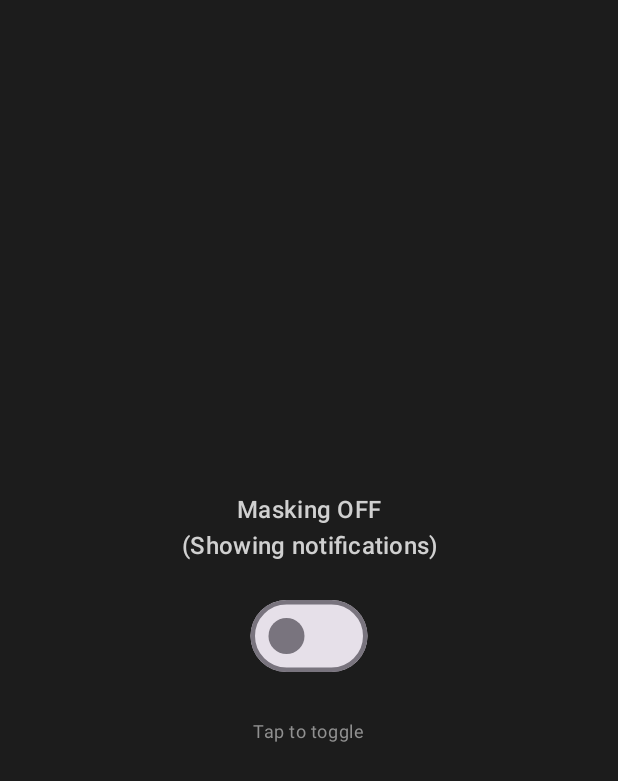
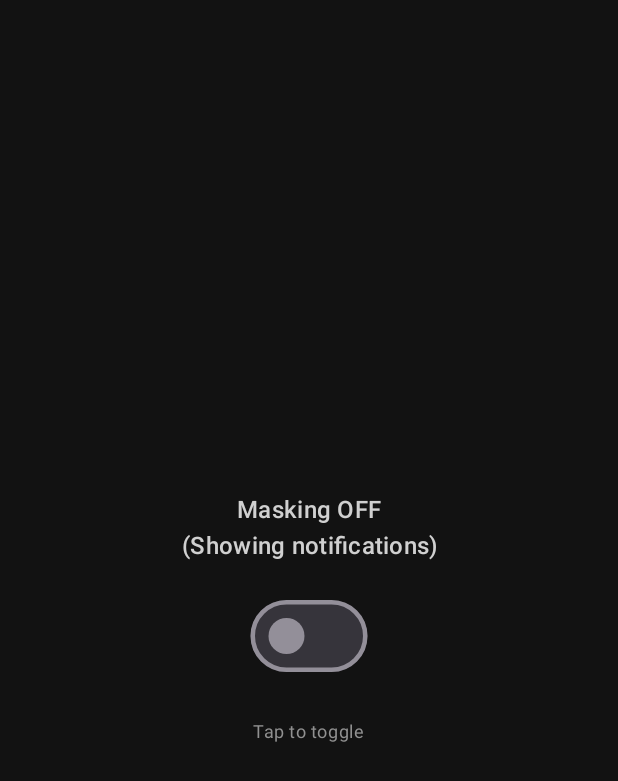
Before and after one commit to soraiyu/KyuubiMask, an Android app built with Jetpack Compose: the @Preview function MainToggleScreenOffPreview, on a phone screen of 412 x 824 dp. Shown: the top 781 px of the screen. Run offline under Robolectric (Android 15) with nearby library versions, the phone set to English and light mode, and no system bars.

Commit message:
refactor: move MainToggleScreen colors into Material 3 ColorScheme (Gemini review)
Co-authored-by: soraiyu <3414347+soraiyu@users.noreply.github.com>

```diff
--- a/app/src/main/java/com/rtneg/kyuubimask/MainToggleScreen.kt
+++ b/app/src/main/java/com/rtneg/kyuubimask/MainToggleScreen.kt
@@ -28,13 +28,12 @@ import androidx.compose.runtime.Composable
 import androidx.compose.ui.Alignment
 import androidx.compose.ui.Modifier
 import androidx.compose.ui.draw.scale
-import androidx.compose.ui.res.colorResource
 import androidx.compose.ui.res.stringResource
 import androidx.compose.ui.text.style.TextAlign
 import androidx.compose.ui.tooling.preview.Preview
 import androidx.compose.ui.unit.dp
+import com.rtneg.kyuubimask.ui.theme.KyuubiMaskTheme
 
-// Colors used by MainToggleScreen are defined in res/values/colors.xml.
 private const val SWITCH_SCALE = 1.5f
 private val SWITCH_SPACER_HEIGHT = 24.dp
 private val HINT_SPACER_HEIGHT = 32.dp
@@ -50,9 +49,11 @@ fun MainToggleScreen(
     isMaskingEnabled: Boolean,
     onToggle: (Boolean) -> Unit,
 ) {
-    val background = colorResource(if (isMaskingEnabled) R.color.masking_on_background else R.color.masking_off_background)
-    val textColor = colorResource(if (isMaskingEnabled) R.color.masking_on_text else R.color.masking_off_text)
-    val hintColor = colorResource(if (isMaskingEnabled) R.color.masking_on_hint else R.color.masking_off_hint)
+    val background = if (isMaskingEnabled) MaterialTheme.colorScheme.primaryContainer else MaterialTheme.colorScheme.background
+    val textColor = if (isMaskingEnabled) MaterialTheme.colorScheme.onPrimaryContainer else MaterialTheme.colorScheme.onSurface
+    // Use onPrimaryContainer at reduced opacity for a subtle hint on the dark-blue container;
+    // this approximates the visual intent of the previous distinct #B0BEC5 hint color.
+    val hintColor = if (isMaskingEnabled) MaterialTheme.colorScheme.onPrimaryContainer.copy(alpha = 0.7f) else MaterialTheme.colorScheme.onSurfaceVariant
     val statusText = stringResource(if (isMaskingEnabled) R.string.toggle_status_masking_on else R.string.toggle_status_masking_off)
 
     Column(
@@ -90,11 +91,11 @@ fun MainToggleScreen(
 @Preview(showBackground = true, name = "Masking ON")
 @Composable
 private fun MainToggleScreenOnPreview() {
-    MainToggleScreen(isMaskingEnabled = true, onToggle = {})
+    KyuubiMaskTheme { MainToggleScreen(isMaskingEnabled = true, onToggle = {}) }
 }
 
 @Preview(showBackground = true, name = "Masking OFF")
 @Composable
 private fun MainToggleScreenOffPreview() {
-    MainToggleScreen(isMaskingEnabled = false, onToggle = {})
+    KyuubiMaskTheme { MainToggleScreen(isMaskingEnabled = false, onToggle = {}) }
 }
--- /dev/null
+++ b/app/src/main/java/com/rtneg/kyuubimask/ui/theme/Theme.kt
@@ -0,0 +1,55 @@
+/*
+ * Copyright 2026 KyuubiMask Contributors
+ *
+ * Licensed under the Apache License, Version 2.0 (the "License");
+ * you may not use this file except in compliance with the License.
+ * You may obtain a copy of the License at
+ *
+ *     http://www.apache.org/licenses/LICENSE-2.0
+ *
+ * Unless required by applicable law or agreed to in writing, software
+ * distributed under the License is distributed on an "AS IS" BASIS,
+ * WITHOUT WARRANTIES OR CONDITIONS OF ANY KIND, either express or implied.
+ * See the License for the specific language governing permissions and
+ * limitations under the License.
+ */
+package com.rtneg.kyuubimask.ui.theme
+
+import androidx.compose.material3.MaterialTheme
+import androidx.compose.material3.darkColorScheme
+import androidx.compose.runtime.Composable
+import androidx.compose.ui.graphics.Color
+
+/**
+ * Material 3 color scheme for KyuubiMask Compose UI.
+ *
+ * Key semantic mappings used by [MainToggleScreen]:
+ * - Masking ON background  → primaryContainer  (#1A237E dark blue)
+ * - Masking ON text        → onPrimaryContainer (#FFFFFF)
+ * - Masking OFF background → background         (#121212, semantically the "default/idle" state)
+ * - Masking OFF text       → onSurface          (#D0D0D0)
+ * - Masking OFF hint       → onSurfaceVariant   (#909090)
+ */
+private val KyuubiDarkColorScheme = darkColorScheme(
+    primary = Color(0xFFFF6B35),           // Fox orange
+    onPrimary = Color(0xFFFFFFFF),
+    primaryContainer = Color(0xFF1A237E),   // Masking-on full-screen background
+    onPrimaryContainer = Color(0xFFFFFFFF),
+    background = Color(0xFF121212),
+    onBackground = Color(0xFFFFFFFF),
+    surface = Color(0xFF1E1E1E),
+    onSurface = Color(0xFFD0D0D0),          // Masking-off text
+    onSurfaceVariant = Color(0xFF909090),   // Masking-off hint
+)
+
+/**
+ * KyuubiMask Compose theme wrapper.
+ * Wraps content with the app's Material 3 [darkColorScheme].
+ */
+@Composable
+fun KyuubiMaskTheme(content: @Composable () -> Unit) {
+    MaterialTheme(
+        colorScheme = KyuubiDarkColorScheme,
+        content = content,
+    )
+}
--- a/app/src/main/res/values/colors.xml
+++ b/app/src/main/res/values/colors.xml
@@ -34,14 +34,6 @@
     <!-- App tile background (slightly lighter than card) -->
     <color name="tile_background">#2E2E2E</color>
 
-    <!-- MainToggleScreen colors -->
-    <color name="masking_on_background">#1A237E</color>
-    <color name="masking_off_background">#1C1C1C</color>
-    <color name="masking_on_text">#FFFFFF</color>
-    <color name="masking_off_text">#D0D0D0</color>
-    <color name="masking_on_hint">#B0BEC5</color>
-    <color name="masking_off_hint">#909090</color>
-
     <!-- Icon colors -->
     <color name="mask_off_icon">#9E9E9E</color>
 </resources>
```
